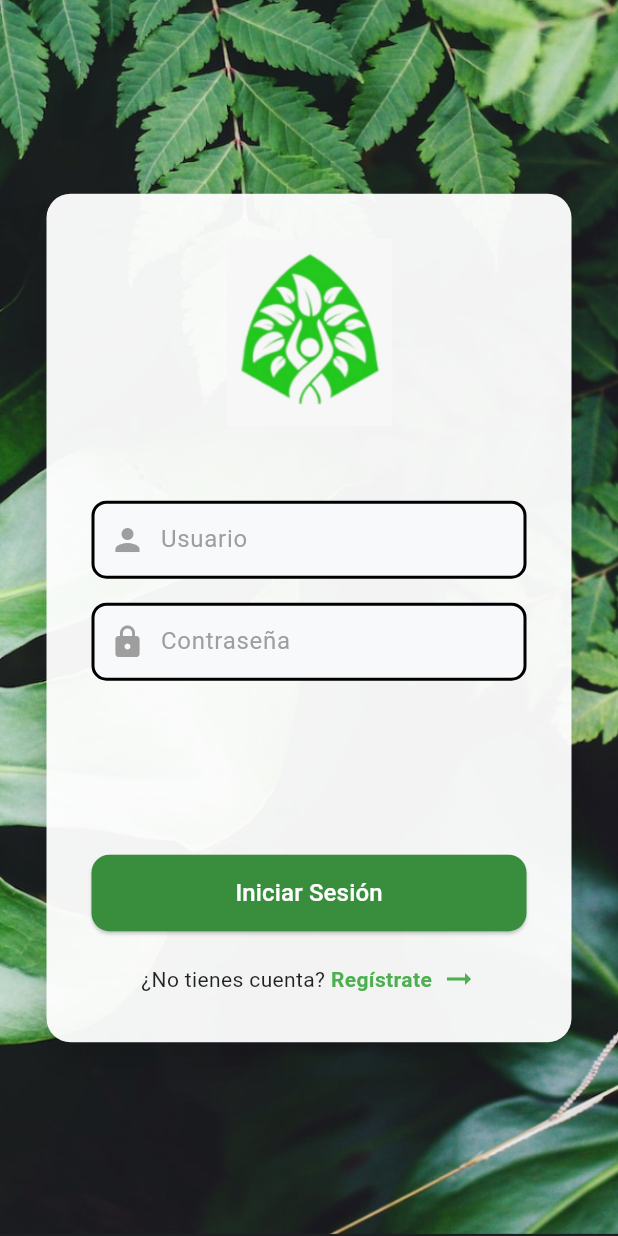
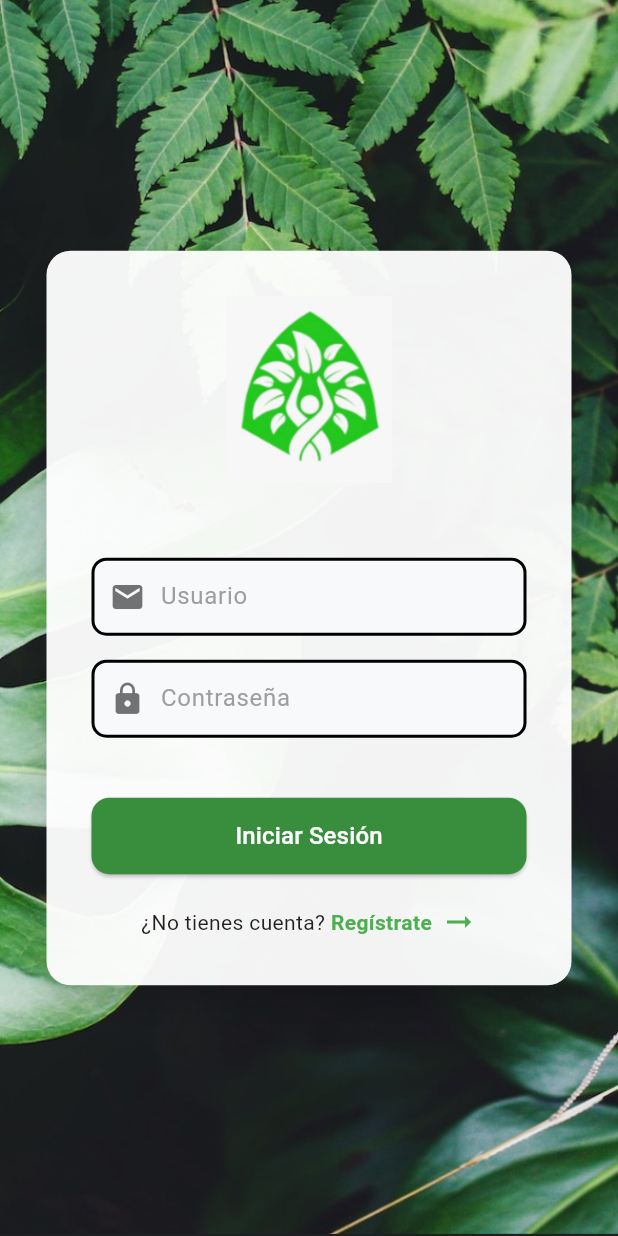
Before and after one commit to LlanterosTech/Fronted-MobileApp, a Flutter app: the screen it shows after launch, on a phone screen of 412 x 824 dp. Run offline on Flutter 3.47's test engine with Material 3 defaults, Android fonts, the phone set to English and light mode, and no system bars; our stand-ins replace image_picker, shared_preferences.

Commit message:
feat: Implemented app login and registration access correctly with token

```diff
--- a/lib/core/app_constants.dart
+++ b/lib/core/app_constants.dart
@@ -3,4 +3,5 @@ class AppConstants {
   static const String identification = '/plant/identify-and-save';
   static const String signUp = '$apiBaseUrl/authentication/sign-up';
   static const String signIn = '$apiBaseUrl/authentication/sign-in';
+  static const String userInfo = '$apiBaseUrl/auth-user/me';
 }
--- a/lib/features/auth/data/remote/sign_in_dto.dart
+++ b/lib/features/auth/data/remote/sign_in_dto.dart
@@ -1,11 +1,19 @@
 class SignInDto {
   final String message;
+  final String jwtToken;
+  final String userId;
 
-  SignInDto({required this.message});
+  SignInDto({
+    required this.message,
+    required this.jwtToken,
+    required this.userId,
+  });
 
   factory SignInDto.fromJson(Map<String, dynamic> json) {
     return SignInDto(
       message: json['message'] as String,
+      jwtToken: json['jwtToken'] as String,
+      userId: json['userId'] as String,
     );
   }
 }
--- a/lib/features/auth/presentation/login_page.dart
+++ b/lib/features/auth/presentation/login_page.dart
@@ -110,7 +110,7 @@ class __LoginPageStateState extends State<LoginPage> {
                     const SizedBox(height: 20),
                     _buildTextInput(
                       controller: _emailController,
-                      icon: Icons.person,
+                      icon: Icons.email,
                       hintText: 'Usuario',
                       isError: inputError,
                     ),
@@ -122,11 +122,7 @@ class __LoginPageStateState extends State<LoginPage> {
                       isError: inputError,
                       obscureText: true,
                     ),
-                    const SizedBox(height: 16),
-                    const SizedBox(
-                      height: 80,
-                    ),
-                    const SizedBox(height: 20),
+                    const SizedBox(height: 40),
                     ElevatedButton(
                       onPressed: isSubmitting ? null : handleLogin,
                       style: ElevatedButton.styleFrom(
@@ -187,12 +183,13 @@ class __LoginPageStateState extends State<LoginPage> {
       child: Row(
         children: [
           const SizedBox(width: 10),
-          Icon(icon, color: Colors.grey),
+          Icon(icon, color: Colors.black54),
           const SizedBox(width: 10),
           Expanded(
             child: TextField(
               controller: controller,
               obscureText: obscureText,
+              style: const TextStyle(color: Colors.black87, fontSize: 16),
               decoration: InputDecoration(
                 border: InputBorder.none,
                 hintText: hintText,
--- a/pubspec.yaml
+++ b/pubspec.yaml
@@ -13,6 +13,7 @@ dependencies:
     sdk: flutter
   http: ^1.2.2
   image_picker: ^1.1.2
+  shared_preferences: ^2.2.2
 
   cupertino_icons: ^1.0.8
 
@@ -26,4 +27,4 @@ flutter:
   assets:
     - assets/fondo.png
     - assets/logo.png
-uses-material-design: true
+  uses-material-design: true
```
Also changed, not shown: lib/features/auth/data/remote/auth_service.dart (+8 -2 lines), lib/features/auth/data/remote/token_service.dart (added, +14 -0 lines), lib/features/auth/data/remote/user_dto.dart (added, +28 -0 lines), lib/features/auth/data/remote/user_service.dart (added, +33 -0 lines), lib/features/stored-plants/presentation/plant_identifier_page.dart (+6 -4 lines), pubspec.lock.
